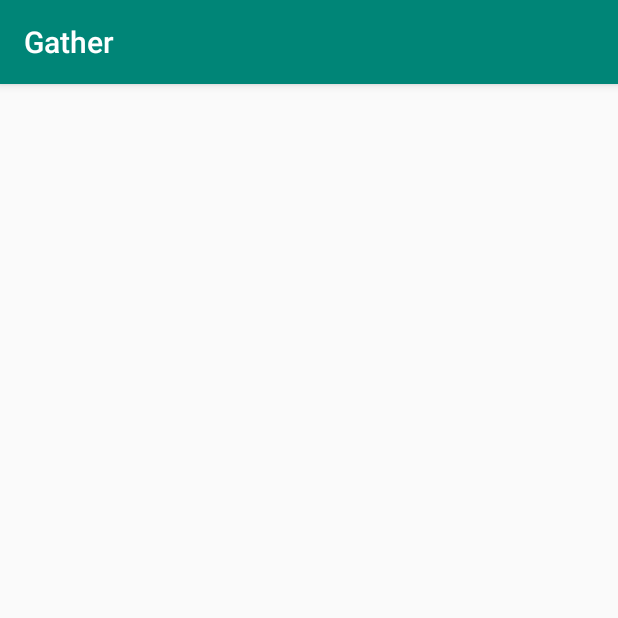
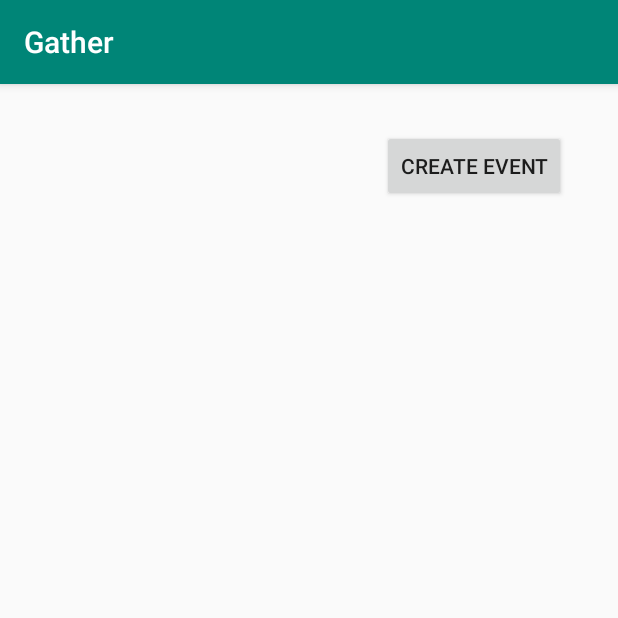
Before and after one commit to Drew-Pappas/Gather, an Android app: the FindEventsActivity screen opened directly, with no data from a screen before it, on a phone screen of 412 x 824 dp, the top half of it. Run offline under Robolectric (Android 15) with nearby library versions, the phone set to English and light mode, and no system bars.

```diff
--- a/app/src/main/res/layout/activity_create_profile.xml
+++ b/app/src/main/res/layout/activity_create_profile.xml
@@ -25,7 +25,9 @@
         android:layout_marginEnd="2dp"
         app:layout_constraintEnd_toEndOf="parent"
         app:layout_constraintStart_toStartOf="parent"
-        app:layout_constraintTop_toTopOf="parent">
+        app:layout_constraintTop_toTopOf="parent"
+        android:fillViewport="true"
+        >
 
         <LinearLayout
             android:layout_width="match_parent"
@@ -72,6 +74,7 @@
                 android:layout_height="wrap_content"
                 android:ems="10"
                 android:gravity="start|top"
+                android:hint="@string/bio"
                 android:inputType="textMultiLine" />
         </LinearLayout>
     </ScrollView>
--- a/app/src/main/res/layout/activity_find_events.xml
+++ b/app/src/main/res/layout/activity_find_events.xml
@@ -17,4 +17,15 @@
     <!--        app:layout_constraintStart_toStartOf="parent"-->
     <!--        app:menu="@menu/nav_items" />-->
 
+    <Button
+        android:id="@+id/buttonFindEventsCreateEvent"
+        android:layout_width="wrap_content"
+        android:layout_height="wrap_content"
+        android:text="@string/create_event"
+        app:layout_constraintBottom_toBottomOf="parent"
+        app:layout_constraintEnd_toEndOf="parent"
+        app:layout_constraintHorizontal_bias="0.881"
+        app:layout_constraintStart_toStartOf="parent"
+        app:layout_constraintTop_toTopOf="parent"
+        app:layout_constraintVertical_bias="0.043" />
 </androidx.constraintlayout.widget.ConstraintLayout>
--- a/app/src/main/res/values/strings.xml
+++ b/app/src/main/res/values/strings.xml
@@ -10,4 +10,5 @@
     <string name="last_name">Last Name</string>
     <string name="age">Age</string>
     <string name="bio">Bio</string>
+    <string name="create_event">Create Event</string>
 </resources>
--- a/app/src/main/res/values/styles.xml
+++ b/app/src/main/res/values/styles.xml
@@ -10,5 +10,7 @@
 
     <style name="CreateProfileForm" parent="Widget.AppCompat.EditText">
         <item name="android:layout_marginBottom">60dp</item>
+        <item name="android:layout_marginLeft">15dp</item>
+        <item name="android:layout_marginRight">15dp</item>
     </style>
 </resources>
```
Also changed, not shown: app/src/main/java/com/example/gather/User.java (+47 -0 lines). Lines whose indentation alone changed are shown as unchanged.
